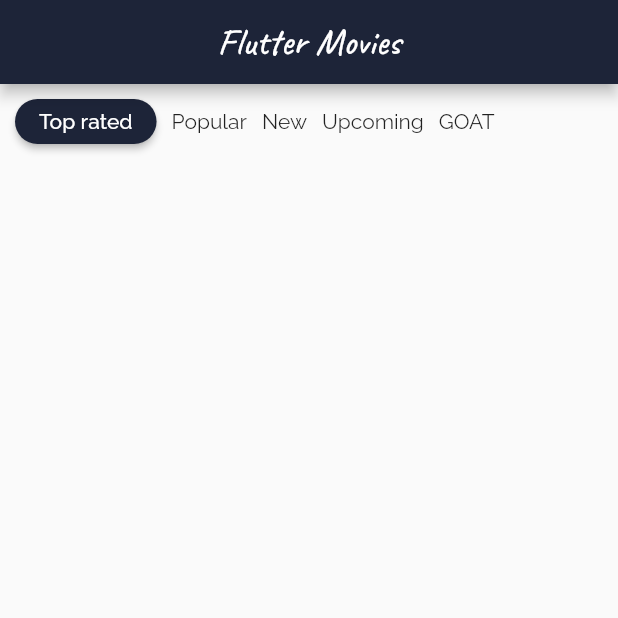
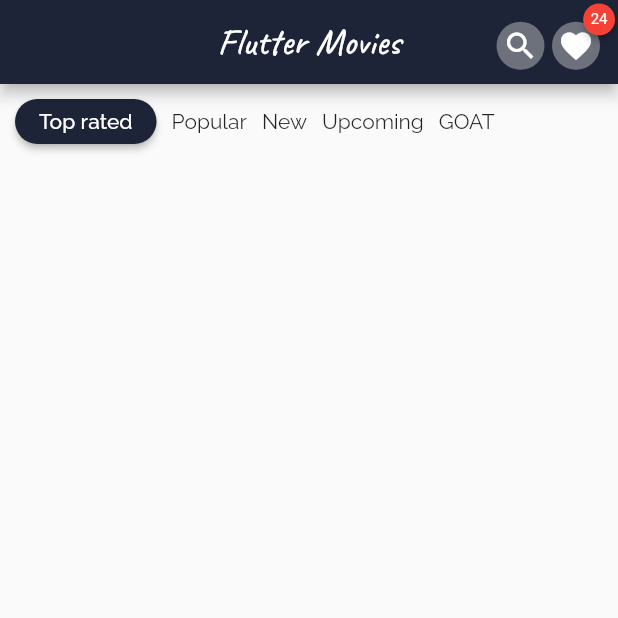
Before and after one commit to kratos240897/movie_database_flutter, a Flutter app: the screen it shows after launch, on a phone screen of 412 x 824 dp, the top half of it. Run offline on Flutter 3.47's test engine with Material 2 defaults, Android fonts, the phone set to English and light mode, and no system bars; drawn by our look-alikes of badges; our stand-ins replace connectivity_plus, flutter_rating_bar, focused_menu, get, google_fonts; network calls fail.

Commit message:
favorites progress

```diff
--- a/lib/helpers/utils.dart
+++ b/lib/helpers/utils.dart
@@ -18,5 +18,7 @@ class Utils {
     ));
   }
 
+  void closeConnectivity() => _connectivityService.closeConnectivityStream();
+
   ConnectivityService get getConnectivity => _connectivityService;
 }
--- a/lib/screens/home/home.dart
+++ b/lib/screens/home/home.dart
@@ -1,5 +1,6 @@
 // ignore_for_file: unnecessary_import
 
+import 'package:badges/badges.dart';
 import 'package:flutter/material.dart';
 import 'package:focused_menu/focused_menu.dart';
 import 'package:focused_menu/modals.dart';
@@ -24,6 +25,36 @@ class Home extends GetView<HomeController> {
             style: TextStyle(
                 fontSize: 25.0,
                 fontFamily: GoogleFonts.caveat().copyWith().fontFamily)),
+        actions: [
+          Container(
+            margin: const EdgeInsets.only(top: 10.0, bottom: 5.0),
+            decoration: BoxDecoration(
+                shape: BoxShape.circle,
+                color: Colors.grey[400]!.withOpacity(0.5)),
+            child: const Padding(
+              padding: EdgeInsets.all(4.0),
+              child: Icon(Icons.search, color: Colors.white),
+            ),
+          ),
+          Container(
+            margin: const EdgeInsets.only(
+                left: 5.0, bottom: 5.0, top: 10.0, right: 12.0),
+            child: Badge(
+              animationType: BadgeAnimationType.slide,
+              badgeContent: const Text('24',
+                  style: TextStyle(fontSize: 10, color: Colors.white)),
+              child: Container(
+                decoration: BoxDecoration(
+                    shape: BoxShape.circle,
+                    color: Colors.grey[400]!.withOpacity(0.5)),
+                child: const Padding(
+                  padding: EdgeInsets.all(4.0),
+                  child: Icon(Icons.favorite),
+                ),
+              ),
+            ),
+          )
+        ],
       ),
       body: SafeArea(child: Obx(() {
         return Column(
--- a/pubspec.yaml
+++ b/pubspec.yaml
@@ -41,6 +41,7 @@ dependencies:
   cached_network_image: ^3.2.0
   intl: ^0.17.0
   connectivity_plus: ^2.2.0
+  badges: ^2.0.2
 
 dev_dependencies:
   flutter_test:
```
Also changed, not shown: lib/screens/internet_controller.dart (+9 -6 lines), lib/service/connectivity_service.dart (+6 -1 lines), pubspec.lock.
